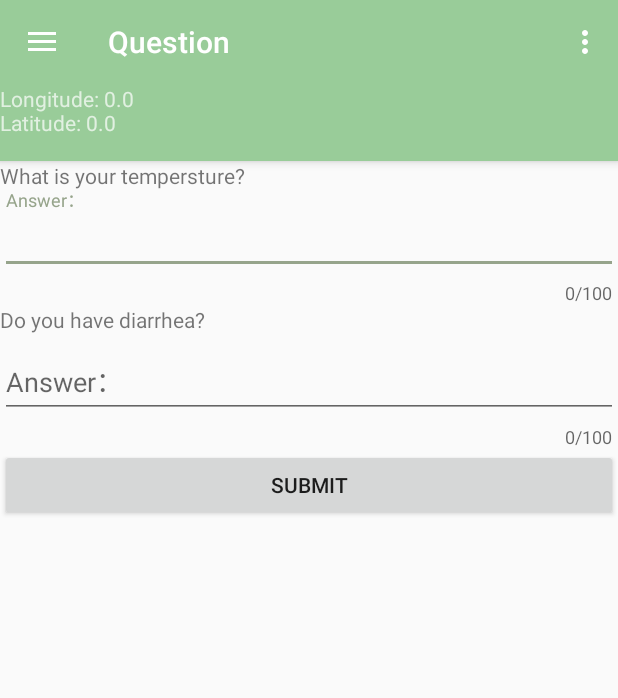
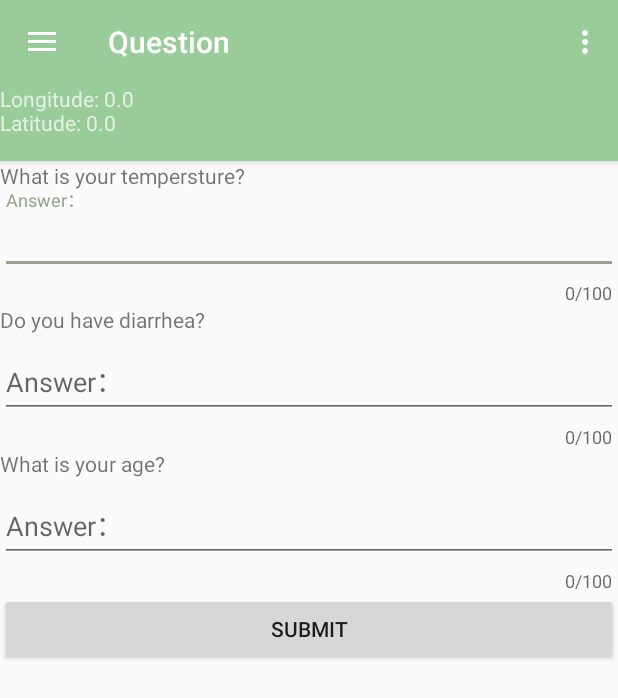
Before and after one commit to CharlotteYU/TeleMedicine, an Android app: the screen it shows after launch (MainActivity), in the side drawer, after a tap on "Question", on a phone screen of 412 x 824 dp. Shown: the top 698 px of the screen. Run offline under Robolectric (Android 15) with nearby library versions, the phone set to English and light mode, and no system bars; our stand-ins replace navigation-ui; 2 statements that could not run were skipped.

Commit message:
add question page

```diff
--- a/Navigator/app/src/main/java/com/example/navigater/DatabaseHelper.java
+++ b/Navigator/app/src/main/java/com/example/navigater/DatabaseHelper.java
@@ -27,9 +27,11 @@ public class DatabaseHelper extends SQLiteOpenHelper {
     public void onCreate(SQLiteDatabase sqLiteDatabase) {
         String sqlPatient = "CREATE TABLE Patient(patient_id INTEGER PRIMARY KEY , firstname VARCHAR NOT NULL, lastname VARCHAR NOT NULL, age INTEGER NOT NULL, symptom VARCHAR )";
         String sqlProgram = "CREATE TABLE Program(program_id INTEGER PRIMARY KEY AUTOINCREMENT, max_step INTEGER NOT NULL, step INTEGER CHECK(step <= max_step), pro_content VARCHAR, patient_id INTEGER,FOREIGN KEY(patient_id) REFERENCES Patient(patent_id))";
-/*        String sqlGps = "CREATE TABLE GPS(gps_id INTEGER PRIMARY KEY , longitude DECIMAL NOT NULL, latitude DECIMAL NOT NULL，FOREIGN KEY(patient_id) REFERENCES Patient(patent_id))";
+        String sqlQuestion = "CREATE TABLE Question(question_id INTEGER PRIMARY KEY , question_1 VARCHAR NOT NULL,question_2 VARCHAR NOT NULL, question_3 VARCHAR NOT NULL, patient_id INTEGER,FOREIGN KEY(patient_id) REFERENCES Patient(patent_id))";
+        /*
+  String sqlGps = "CREATE TABLE GPS(gps_id INTEGER PRIMARY KEY , longitude DECIMAL NOT NULL, latitude DECIMAL NOT NULL，FOREIGN KEY(patient_id) REFERENCES Patient(patent_id))";
         String sqlDoctor = "CREATE TABLE Doctor(doctor_id INTEGER PRIMARY KEY , doctor_name VARCHAR NOT NULL)";
-        String sqlQuestion = "CREATE TABLE Question(question_id INTEGER PRIMARY KEY , question VARCHAR NOT NULL,answer VARCHAR, answered BOOLEAN DEFAULT FALSE,FOREIGN KEY(doctorques_id) REFERENCES Doctor(doctor_id) ,FOREIGN KEY(patientques_id) REFERENCES Patient(patent_id))";
+
         String sqlMedicine = "CREATE TABLE Medicine(medicine_id INTEGER PRIMARY KEY , medicine_name VARCHAR NOT NULL, curative_effect VARCHAR NOT NULL, FOREIGN KEY(patientm_id) REFERENCES Patient(patent_id))";*/
         //String sqlCaseReport = "CREATE TABLE CaseReport(report_id INTEGER PRIMARY KEY AUTOINCREMENT, disease_name VARCHAR NOT NULL, disease_symptom VARCHAR NOT NULL, advice_of_docotr VARCHAR NOT NULL)";
 
@@ -41,21 +43,17 @@ public class DatabaseHelper extends SQLiteOpenHelper {
                 " FOREIGN KEY (medicine_id) REFERENCES Medicine(medicine_id))";*/
         sqLiteDatabase.execSQL(sqlPatient);
         sqLiteDatabase.execSQL(sqlProgram);
+        sqLiteDatabase.execSQL(sqlQuestion);
         /*
         sqLiteDatabase.execSQL(sqlGps);
         sqLiteDatabase.execSQL(sqlDoctor);
-        sqLiteDatabase.execSQL(sqlQuestion);
+
         sqLiteDatabase.execSQL(sqlMedicine);
-        sqLiteDatabase.execSQL(sqlCaseReport);
-        sqLiteDatabase.execSQL(sqlAsk);
-        sqLiteDatabase.execSQL(sqlConsult);
-        sqLiteDatabase.execSQL(sqlTake);
         */
 
     }
 
     //add new patient
-
     public boolean AddPatient(String firstname, String lastname, int age, String symptom) {
         SQLiteDatabase db = getWritableDatabase();
         ContentValues contentValues = new ContentValues();
@@ -102,17 +100,21 @@ public class DatabaseHelper extends SQLiteOpenHelper {
         return true;
     }
 
+ */
+
     //add new question
-    public boolean AddQuestion(String question, String answer){
+    public boolean AddQuestion(String question_1, String question_2,String question_3,long patient_id){
         SQLiteDatabase db = getWritableDatabase();
         ContentValues contentValues = new ContentValues();
-        contentValues.put("question",question);
-        contentValues.put("answer",answer);
+        contentValues.put("question_1",question_1);
+        contentValues.put("question_2",question_2);
+        contentValues.put("question_3",question_3);
+        contentValues.put("patient_id",1);
         db.insert("Question",null,contentValues);
         db.close();
         return true;
     }
-
+/*
     //add new medicine
     public boolean AddMedicine(String medicine_name, String curative_effect){
         SQLiteDatabase db = getWritableDatabase();
@@ -142,19 +144,21 @@ public class DatabaseHelper extends SQLiteOpenHelper {
     public void onUpgrade(SQLiteDatabase sqLiteDatabase, int oldVersion, int newVersion) {
         String sqlPatient = "DROP TABLE IF EXISTS Patient";
         String sqlProgram = "DROP TABLE IF EXISTS Program";
+        String sqlQuestion = "DROP TABLE IF EXISTS Question";
 
 /*        String sqlGps = "DROP TABLE IF EXISTS GPS";
         String sqlDoctor = "DROP TABLE IF EXISTS Doctor";
-        String sqlQuestion = "DROP TABLE IF EXISTS Question";
+
         String sqlMedicine = "DROP TABLE IF EXISTS Medicine";
         String sqlCaseReport = "DROP TABLE IF EXISTS CaseReport";
 */
         sqLiteDatabase.execSQL(sqlPatient);
         sqLiteDatabase.execSQL(sqlProgram);
+        sqLiteDatabase.execSQL(sqlQuestion);
        /*
         sqLiteDatabase.execSQL(sqlGps);
         sqLiteDatabase.execSQL(sqlDoctor);
-        sqLiteDatabase.execSQL(sqlQuestion);
+
         sqLiteDatabase.execSQL(sqlMedicine);
         sqLiteDatabase.execSQL(sqlCaseReport);
         */
--- a/Navigator/app/src/main/java/com/example/navigater/ui/question/QuestionFragment.java
+++ b/Navigator/app/src/main/java/com/example/navigater/ui/question/QuestionFragment.java
@@ -2,6 +2,7 @@ package com.example.navigater.ui.question;
 
 import androidx.lifecycle.ViewModelProviders;
 
+import android.annotation.SuppressLint;
 import android.os.Bundle;
 
 import androidx.annotation.NonNull;
@@ -11,8 +12,11 @@ import androidx.fragment.app.Fragment;
 import android.view.LayoutInflater;
 import android.view.View;
 import android.view.ViewGroup;
+import android.widget.Button;
 
+import com.example.navigater.MainActivity;
 import com.example.navigater.R;
+import com.google.android.material.textfield.TextInputEditText;
 
 public class QuestionFragment extends Fragment {
 
@@ -24,4 +28,28 @@ public class QuestionFragment extends Fragment {
         return root;
     }
 
+    @SuppressLint("SetTextI18n")
+    @Override
+    public void onStart() {
+        super.onStart();
+        final View view = getView();
+        final MainActivity activity = (MainActivity) getActivity();
+        if (view != null) {
+            assert activity != null;
+            Button btn = view.findViewById(R.id.button_submit);
+            final TextInputEditText question_1 = (TextInputEditText) view.findViewById(R.id.text_question_1);
+            final TextInputEditText question_2 = (TextInputEditText) view.findViewById(R.id.text_question_2);
+            final TextInputEditText question_3 = (TextInputEditText) view.findViewById(R.id.text_question_3);
+            btn.setOnClickListener(new View.OnClickListener() {
+                @Override
+                public void onClick(View v) {
+                    String answer_1 = question_1.getText().toString();
+                    String answer_2 = question_2.getText().toString();
+                    String answer_3 = question_3.getText().toString();
+                    activity.getMyDb().AddQuestion(answer_1,answer_2,answer_3,1);
+                }
+            });
+        }
+    }
+
 }
--- a/Navigator/app/src/main/res/layout/fragment_question.xml
+++ b/Navigator/app/src/main/res/layout/fragment_question.xml
@@ -18,13 +18,14 @@
 
 
         <com.google.android.material.textfield.TextInputLayout
-            android:id="@+id/text_question_1"
+
             android:layout_width="match_parent"
             android:layout_height="wrap_content"
             app:errorEnabled="true"
             app:counterEnabled="true"
             app:counterMaxLength="100">
             <com.google.android.material.textfield.TextInputEditText
+                android:id="@+id/text_question_1"
                 android:layout_width="match_parent"
                 android:layout_height="wrap_content"
                 android:hint="Answer："
@@ -38,20 +39,47 @@
 
 
         <com.google.android.material.textfield.TextInputLayout
-            android:id="@+id/text_question_2"
+
             android:layout_width="match_parent"
             android:layout_height="wrap_content"
             app:errorEnabled="true"
             app:counterEnabled="true"
             app:counterMaxLength="100">
             <com.google.android.material.textfield.TextInputEditText
+                android:id="@+id/text_question_2"
                 android:layout_width="match_parent"
                 android:layout_height="wrap_content"
                 android:hint="Answer："
                 android:inputType="text" />
         </com.google.android.material.textfield.TextInputLayout>
 
+
+        ///
+        <TextView
+            android:layout_width="match_parent"
+            android:layout_height="wrap_content"
+            android:text="What is your age?"/>
+
+
+        <com.google.android.material.textfield.TextInputLayout
+
+            android:layout_width="match_parent"
+            android:layout_height="wrap_content"
+            app:errorEnabled="true"
+            app:counterEnabled="true"
+            app:counterMaxLength="100">
+            <com.google.android.material.textfield.TextInputEditText
+                android:id="@+id/text_question_3"
+                android:layout_width="match_parent"
+                android:layout_height="wrap_content"
+                android:hint="Answer："
+                android:inputType="text" />
+        </com.google.android.material.textfield.TextInputLayout>
+
+
+
         <Button
+            android:id="@+id/button_submit"
             android:layout_width="match_parent"
             android:layout_height="wrap_content"
             android:text="Submit"></Button>
```
Also changed, not shown: Navigator/app/src/main/java/com/example/navigater/model/Question.java (+37 -16 lines).
